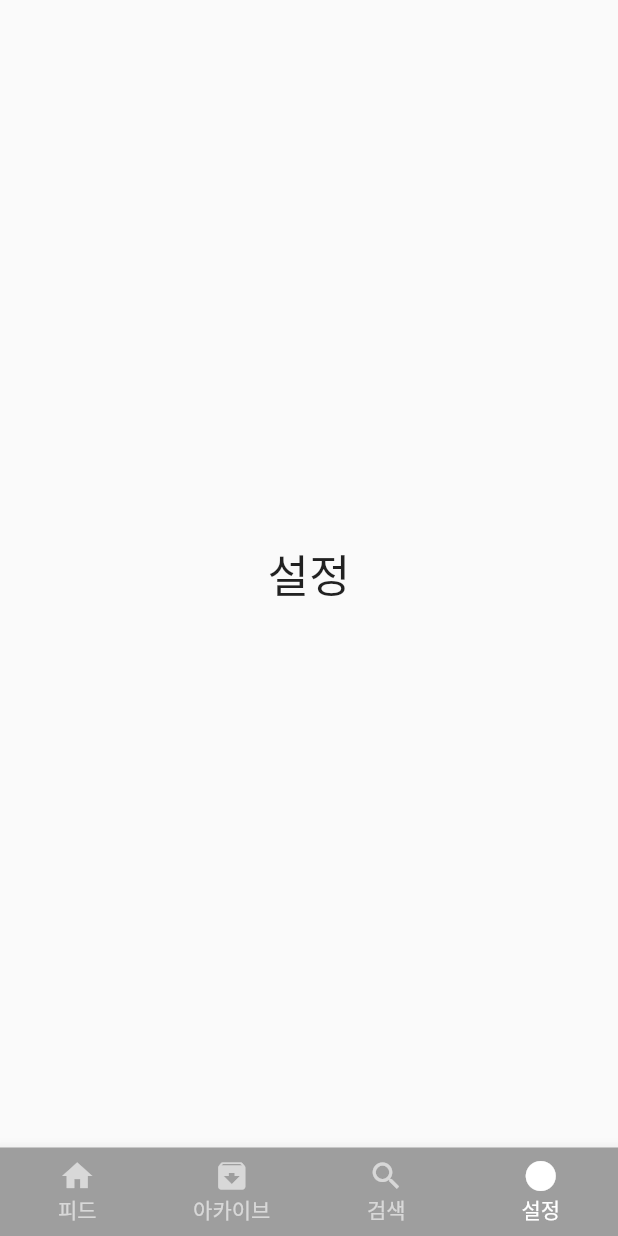
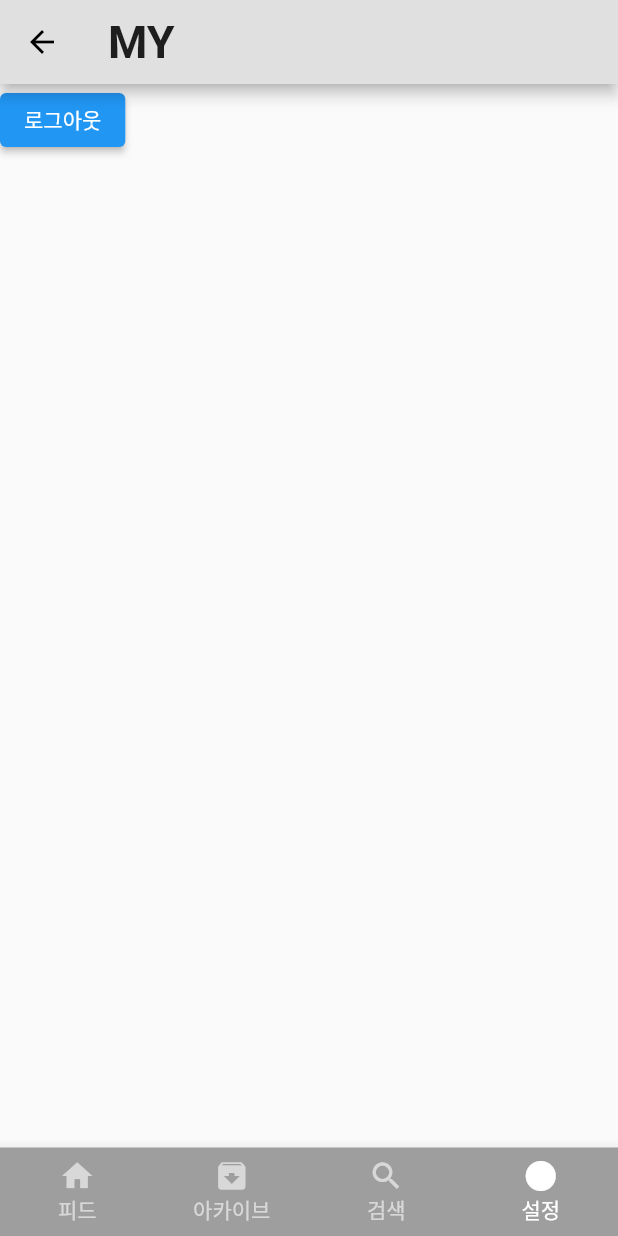
Before and after one commit to md2eoseo/hanjul_front, a Flutter app: the TabPage screen opened directly, item 4 of the bottom bar chosen, on a phone screen of 412 x 824 dp. Run offline on Flutter 3.47's test engine with Material 2 defaults, Android fonts, the phone set to English and light mode, and no system bars; our stand-ins replace flutter_secure_storage, graphql_flutter, jwt_decoder, shared_preferences; accounts and stored records are empty; Roboto replaces fonts that are missing (Nanum Myeongjo).

Commit message:
token 저장 위치 shared_preferences => flutter_secure_storage

```diff
--- /dev/null
+++ b/lib/my_page.dart
@@ -0,0 +1,30 @@
+import 'package:flutter/material.dart';
+import 'package:flutter_secure_storage/flutter_secure_storage.dart';
+
+const String TOKEN = "token";
+final storage = new FlutterSecureStorage();
+
+class MyPage extends StatelessWidget {
+  @override
+  Widget build(BuildContext context) {
+    return Scaffold(
+      appBar: AppBar(
+        title: Text(
+          "MY",
+          style: TextStyle(
+              fontSize: 30,
+              fontWeight: FontWeight.bold,
+              fontFamily: "Nanum Myeongjo"),
+        ),
+      ),
+      body: ElevatedButton(
+        child: Text("로그아웃"),
+        onPressed: () async {
+          await storage.delete(key: TOKEN);
+          ScaffoldMessenger.of(context)
+              .showSnackBar(SnackBar(content: Text('로그아웃!')));
+        },
+      ),
+    );
+  }
+}
--- a/lib/root_page.dart
+++ b/lib/root_page.dart
@@ -1,10 +1,12 @@
 import "package:flutter/material.dart";
+import 'package:flutter_secure_storage/flutter_secure_storage.dart';
 import 'package:hanjul_front/login_page.dart';
 import "package:hanjul_front/tab_page.dart";
 import 'package:jwt_decoder/jwt_decoder.dart';
-import 'package:shared_preferences/shared_preferences.dart';
 
+const String TOKEN = "token";
 const String LOGGED_IN_USER = "loggedInUser";
+final storage = new FlutterSecureStorage();
 
 class RootPage extends StatefulWidget {
   @override
@@ -26,10 +28,9 @@ class _RootPageState extends State<RootPage> {
   }
 
   void _checkLoggedInUser() async {
-    SharedPreferences pref = await SharedPreferences.getInstance();
-    String token = pref.getString("token");
+    final String token = await storage.read(key: TOKEN);
     if (token == null) {
-      print("There is no loggedInUser!!!");
+      print("토큰이 없습니다!");
       setState(() {
         _loggedIn = false;
       });
@@ -38,12 +39,12 @@ class _RootPageState extends State<RootPage> {
       Map<String, dynamic> decodedToken = JwtDecoder.decode(token);
       // decodedToken에 id가 없는 경우
       if (decodedToken['id'] == null) {
-        print("There is no valid ID!!!");
+        print("토큰의 id가 유효하지 않습니다!");
         setState(() {
           _loggedIn = false;
         });
       } else {
-        print("decodedToken['id'] : ${decodedToken['id']}");
+        print("로그인 사용자 id : ${decodedToken['id']}");
         setState(() {
           _loggedIn = true;
         });
--- a/lib/tab_page.dart
+++ b/lib/tab_page.dart
@@ -1,4 +1,6 @@
 import "package:flutter/material.dart";
+import "package:hanjul_front/feed_page.dart";
+import 'package:hanjul_front/my_page.dart';
 
 class TabPage extends StatefulWidget {
   @override
@@ -40,10 +42,7 @@ class _TabPageState extends State<TabPage> {
   }
 
   List _widgetOptions = [
-    Text(
-      '피드',
-      style: TextStyle(fontSize: 30, fontFamily: 'Nanum Myeongjo'),
-    ),
+    FeedPage(),
     Text(
       '아카이브',
       style: TextStyle(fontSize: 30, fontFamily: 'Nanum Myeongjo'),
@@ -52,9 +51,6 @@ class _TabPageState extends State<TabPage> {
       '검색',
       style: TextStyle(fontSize: 30, fontFamily: 'Nanum Myeongjo'),
     ),
-    Text(
-      '설정',
-      style: TextStyle(fontSize: 30, fontFamily: 'Nanum Myeongjo'),
-    ),
+    MyPage(),
   ];
 }
--- a/pubspec.yaml
+++ b/pubspec.yaml
@@ -15,6 +15,7 @@ dependencies:
   graphql_flutter: ^4.0.0-beta
   shared_preferences: ^0.5.12+4
   jwt_decoder: ^2.0.1
+  flutter_secure_storage: ^4.1.0
 
 dev_dependencies:
   flutter_test:
```
Also changed, not shown: lib/feed_page.dart (added, +30 -0 lines), lib/login_page.dart (+10 -9 lines), pubspec.lock.
